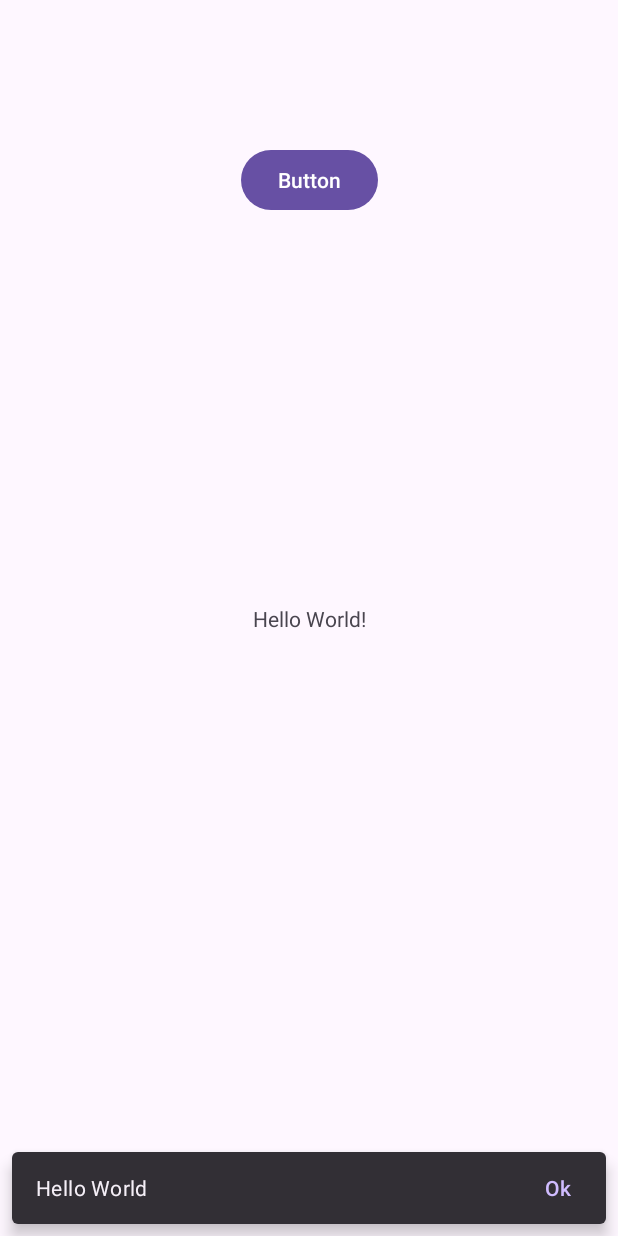
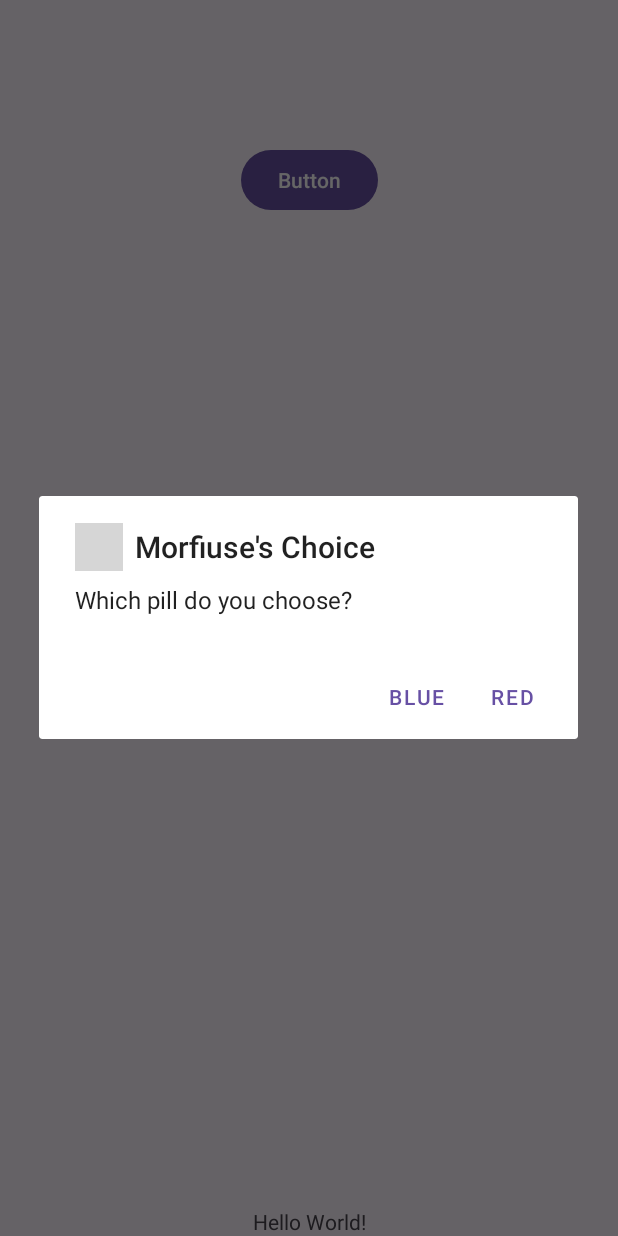
Before and after one commit to danil-tar/ClassWork_29_03, an Android app: the screen it shows after launch (MainActivity), after a tap on "Button", on a phone screen of 412 x 824 dp. Run offline under Robolectric (Android 15) with nearby library versions, the phone set to English and light mode, and no system bars; grey boxes are pictures that could not be loaded.

Commit message:
alert dialog testing

```diff
--- a/app/src/main/java/com/example/toast/MainActivity.java
+++ b/app/src/main/java/com/example/toast/MainActivity.java
@@ -16,20 +16,11 @@ public class MainActivity extends AppCompatActivity {
         super.onCreate(savedInstanceState);
         setContentView(R.layout.activity_main);
 
-        @SuppressLint("ShowToast") Snackbar snackbar
-                = Snackbar.make(findViewById(R.id.button), "Hello World", Snackbar.LENGTH_SHORT);
-        snackbar.setAction("Ok", new View.OnClickListener() {
-
-            @Override
-            public void onClick(View v) {
-                Toast.makeText(MainActivity.this, "Snackbar Ok Clicked", Toast.LENGTH_SHORT).show();
-            }
-        });
-
         findViewById(R.id.button).setOnClickListener(new View.OnClickListener() {
             @Override
             public void onClick(View v) {
-                snackbar.show();
+                MyDialog myDialog = new MyDialog();
+                myDialog.show(getSupportFragmentManager(), "MyDialog");
 
             }
         });
--- /dev/null
+++ b/app/src/main/java/com/example/toast/MyDialog.java
@@ -0,0 +1,37 @@
+package com.example.toast;
+
+import android.app.AlertDialog;
+import android.app.Dialog;
+import android.content.DialogInterface;
+import android.os.Bundle;
+import android.widget.Toast;
+
+import androidx.annotation.NonNull;
+import androidx.annotation.Nullable;
+import androidx.fragment.app.DialogFragment;
+
+public class MyDialog extends DialogFragment {
+    @NonNull
+    @Override
+    public Dialog onCreateDialog(@Nullable Bundle savedInstanceState) {
+
+        AlertDialog alertDialog = new AlertDialog.Builder(getActivity())
+                .setTitle("Morfiuse's Choice")
+                .setIcon(R.drawable.morpheus)
+                .setMessage("Which pill do you choose?")
+                .setPositiveButton("Red", new DialogInterface.OnClickListener() {
+                    @Override
+                    public void onClick(DialogInterface dialog, int which) {
+                        Toast.makeText(getActivity(), "Welcome to real world!", Toast.LENGTH_SHORT).show();
+                    }
+                })
+                .setNegativeButton("Blue", new DialogInterface.OnClickListener() {
+                    @Override
+                    public void onClick(DialogInterface dialog, int which) {
+                        Toast.makeText(getActivity(), "Go back to Matrix.", Toast.LENGTH_SHORT).show();
+                    }
+                })
+                .create();
+        return alertDialog;
+    }
+}
--- a/app/src/main/res/layout/activity_main.xml
+++ b/app/src/main/res/layout/activity_main.xml
@@ -13,8 +13,7 @@
         android:text="Hello World!"
         app:layout_constraintBottom_toBottomOf="parent"
         app:layout_constraintEnd_toEndOf="parent"
-        app:layout_constraintStart_toStartOf="parent"
-        app:layout_constraintTop_toTopOf="parent" />
+        app:layout_constraintStart_toStartOf="parent" />
 
     <Button
         android:id="@+id/button"
```
